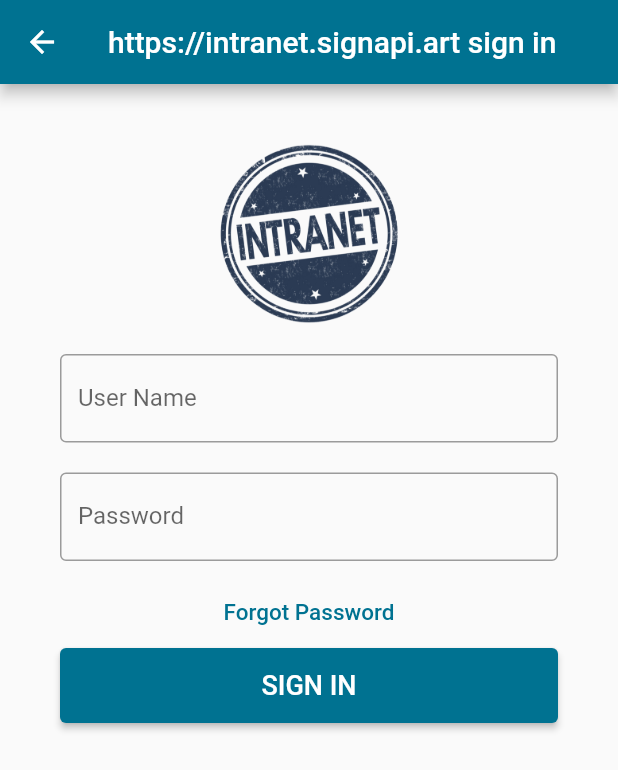
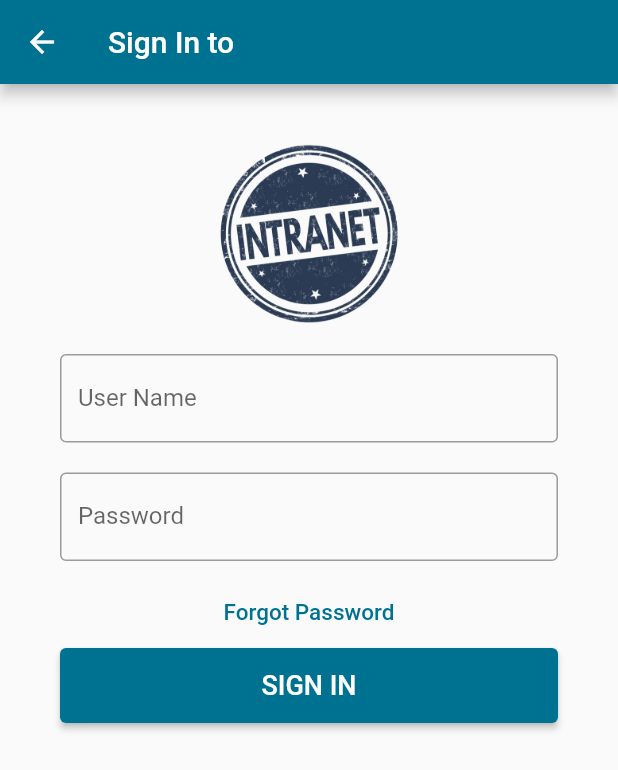
Before and after one commit to app/intranet-client, a Flutter app: the screen it shows after launch, after a tap on "CONNECT", on a phone screen of 412 x 824 dp. Shown: the top 770 px of the screen. Run offline on Flutter 3.47's test engine with Material 2 defaults, Android fonts, the phone set to English and light mode, and no system bars; missing offline and left inert: qr_code_scanner.

Commit message:
Added 'SignIn' constructor parameter for passing connection URL to 'SignIn' route

```diff
--- a/lib/connect.dart
+++ b/lib/connect.dart
@@ -107,8 +107,8 @@ class _ConnectState extends State<Connect> {
                   height: 50,
                   child: ElevatedButton(
                     onPressed: () {
-                      Navigator.of(context).push(
-                          MaterialPageRoute(builder: (context) => SignIn()));
+                      Navigator.of(context).push(MaterialPageRoute(
+                          builder: (context) => SignIn(url: intranetUrl)));
                     },
                     style: ButtonStyle(
                       backgroundColor: MaterialStateProperty.all(bgColor),
--- a/lib/signin.dart
+++ b/lib/signin.dart
@@ -4,19 +4,24 @@ import 'package:flutter/material.dart';
 import 'package:first/connect.dart';
 
 class SignIn extends StatefulWidget {
-  const SignIn({Key? key}) : super(key: key);
+  const SignIn({Key? key, required this.url}) : super(key: key);
+
+  final String url;
 
   @override
-  _SignInState createState() => _SignInState();
+  // ignore: no_logic_in_create_state
+  _SignInState createState() => _SignInState(url: url);
 }
 
 class _SignInState extends State<SignIn> {
+  final String url;
+  _SignInState({required this.url});
   @override
   Widget build(BuildContext context) {
     final Color bgColor = Color(int.parse("0xFF007291"));
     return Scaffold(
       appBar: AppBar(
-        title: const Text('https://intranet.signapi.art sign in'),
+        title: Text('Sign In to $url'),
         backgroundColor: bgColor,
       ),
       body: SingleChildScrollView(
```
